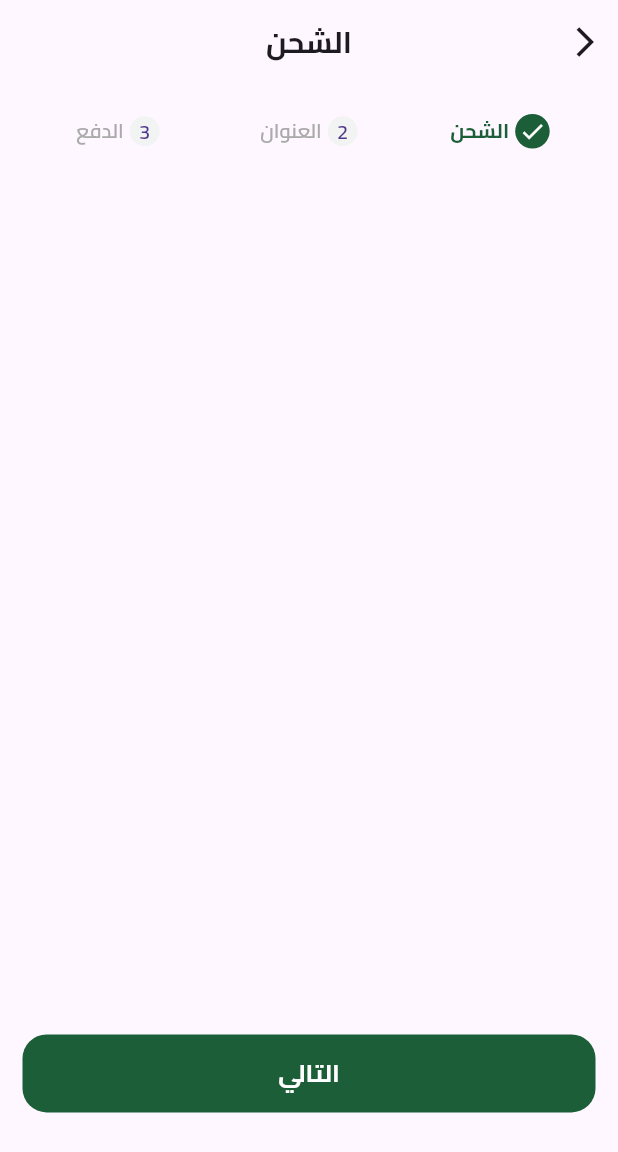
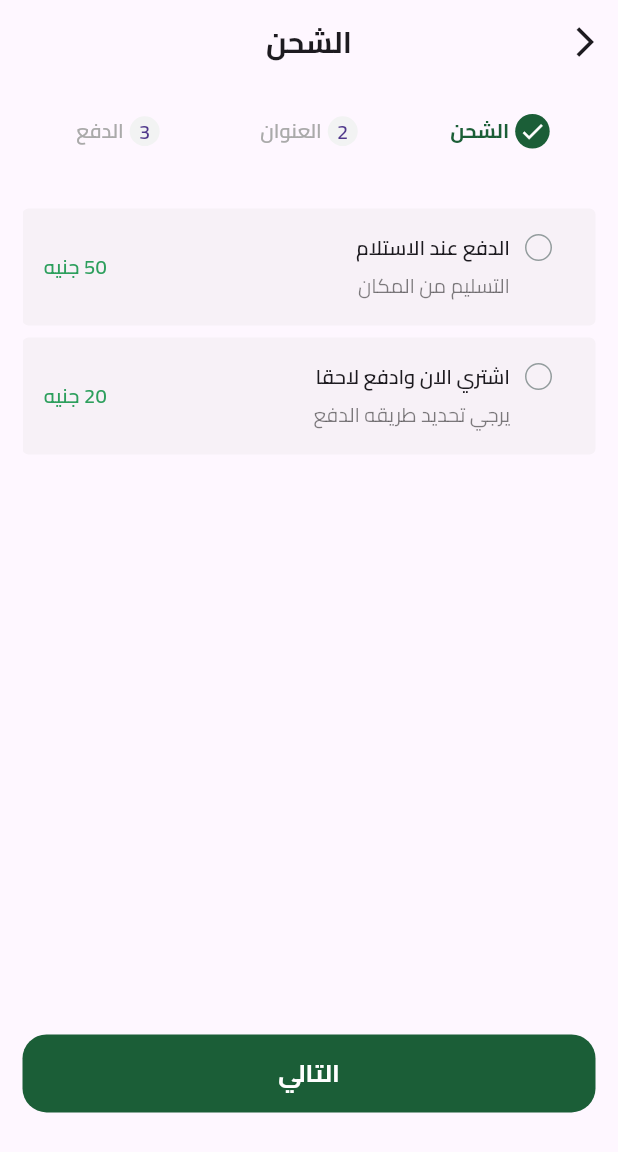
Before and after one commit to Alaanaser714/E-Commerce, a Flutter app: the CheckoutScreen screen opened by its route, on a phone screen of 412 x 824 dp. Shown: the top 1152 px of the screen. Run offline on Flutter 3.47's test engine with Material 3 defaults, Android fonts, the phone set to English and light mode, and no system bars; our stand-ins replace bloc, cloud_firestore, dartz, equatable, firebase_auth, firebase_core and 8 more; missing offline and left inert: flutter_facebook_auth, svg_flutter; accounts and stored records are empty.

Commit message:
create shipping section

```diff
--- /dev/null
+++ b/lib/features/checkout/presentation/views/widgets/active_shipping_item_dot.dart
@@ -0,0 +1,21 @@
+import 'package:flutter/material.dart';
+
+class ActiveShippingItemDot extends StatelessWidget {
+  const ActiveShippingItemDot({
+    super.key,
+  });
+
+  @override
+  Widget build(BuildContext context) {
+    return Container(
+      width: 18,
+      height: 18,
+      decoration: const ShapeDecoration(
+        color: Color(0xFF1B5E37),
+        shape: OvalBorder(
+          side: BorderSide(width: 4, color: Colors.white),
+        ),
+      ),
+    );
+  }
+}
--- a/lib/features/checkout/presentation/views/widgets/checkout_page_view.dart
+++ b/lib/features/checkout/presentation/views/widgets/checkout_page_view.dart
@@ -1,3 +1,4 @@
+import 'package:e_commerce/features/checkout/presentation/views/widgets/shapping_section.dart';
 import 'package:flutter/material.dart';
 
 import 'checkout_steps.dart';
@@ -12,12 +13,23 @@ class ChekoutPageView extends StatelessWidget {
 
   @override
   Widget build(BuildContext context) {
-    return PageView.builder(
-        controller: pageController,
-        physics: NeverScrollableScrollPhysics(),
-        itemCount: getSteps().length,
-        itemBuilder: (context, index) {
-          return SizedBox();
-        });
+    return Padding(
+      padding: const EdgeInsets.symmetric(vertical: 20),
+      child: PageView.builder(
+          controller: pageController,
+          physics: NeverScrollableScrollPhysics(),
+          itemCount: getSteps().length,
+          itemBuilder: (context, index) {
+            return getPages()[index];
+          }),
+    );
+  }
+
+  List<Widget> getPages() {
+    return [
+      ShappingSection(),
+      SizedBox(),
+      SizedBox(),
+    ];
   }
 }
--- /dev/null
+++ b/lib/features/checkout/presentation/views/widgets/in_active_shipping_item_dot.dart
@@ -0,0 +1,20 @@
+import 'package:flutter/material.dart';
+
+class InActiveShippingItemDot extends StatelessWidget {
+  const InActiveShippingItemDot({
+    super.key,
+  });
+
+  @override
+  Widget build(BuildContext context) {
+    return Container(
+      width: 18,
+      height: 18,
+      decoration: const ShapeDecoration(
+        shape: OvalBorder(
+          side: BorderSide(width: 1, color: Color(0xFF949D9E)),
+        ),
+      ),
+    );
+  }
+}
--- /dev/null
+++ b/lib/features/checkout/presentation/views/widgets/shapping_section.dart
@@ -0,0 +1,48 @@
+import 'package:e_commerce/features/checkout/presentation/views/widgets/shipping_item.dart';
+import 'package:flutter/material.dart';
+
+class ShappingSection extends StatefulWidget {
+  const ShappingSection({super.key});
+
+  @override
+  State<ShappingSection> createState() => _ShappingSectionState();
+}
+
+class _ShappingSectionState extends State<ShappingSection> {
+  int selectedIndex = -1;
+  @override
+  Widget build(BuildContext context) {
+    return Column(
+      children: [
+        SizedBox(
+          height: 20,
+        ),
+        ShippingItem(
+          onTap: () {
+            setState(() {
+              selectedIndex = 0;
+            });
+          },
+          isSelected: selectedIndex == 0,
+          title: 'الدفع عند الاستلام',
+          subtitle: 'التسليم من المكان',
+          price: '50',
+        ),
+        SizedBox(
+          height: 8,
+        ),
+        ShippingItem(
+          onTap: () {
+            setState(() {
+              selectedIndex = 1;
+            });
+          },
+          isSelected: selectedIndex == 1,
+          title: 'اشتري الان وادفع لاحقا',
+          subtitle: 'يرجي تحديد طريقه الدفع',
+          price: '20',
+        )
+      ],
+    );
+  }
+}
--- /dev/null
+++ b/lib/features/checkout/presentation/views/widgets/shipping_item.dart
@@ -0,0 +1,88 @@
+import 'package:e_commerce/core/utils/app_styles.dart';
+import 'package:flutter/material.dart';
+
+import '../../../../../core/utils/app_colors.dart';
+import 'active_shipping_item_dot.dart';
+import 'in_active_shipping_item_dot.dart';
+
+class ShippingItem extends StatelessWidget {
+  const ShippingItem({
+    super.key,
+    required this.isSelected,
+    required this.title,
+    required this.subtitle,
+    required this.price,
+    this.onTap,
+  });
+
+  final bool isSelected;
+  final void Function()? onTap;
+
+  final String title, subtitle, price;
+
+  @override
+  Widget build(BuildContext context) {
+    return GestureDetector(
+      onTap: onTap,
+      child: AnimatedContainer(
+        duration: const Duration(milliseconds: 300),
+        padding: const EdgeInsets.only(
+          top: 16,
+          left: 13,
+          right: 28,
+          bottom: 16,
+        ),
+        clipBehavior: Clip.antiAlias,
+        decoration: ShapeDecoration(
+          color: const Color(0x33D9D9D9),
+          shape: RoundedRectangleBorder(
+            side: BorderSide(
+              color: isSelected ? AppColors.primaryColor : Colors.transparent,
+            ),
+            borderRadius: BorderRadius.circular(4),
+          ),
+        ),
+        child: IntrinsicHeight(
+          child: Row(
+            crossAxisAlignment: CrossAxisAlignment.start,
+            children: [
+              isSelected
+                  ? const ActiveShippingItemDot()
+                  : const InActiveShippingItemDot(),
+              const SizedBox(
+                width: 10,
+              ),
+              Column(
+                crossAxisAlignment: CrossAxisAlignment.start,
+                children: [
+                  Text(
+                    title,
+                    style: AppStyles.f13w600(context),
+                  ),
+                  const SizedBox(
+                    height: 6,
+                  ),
+                  Text(
+                    subtitle,
+                    textAlign: TextAlign.right,
+                    style: AppStyles.f13w400(context)
+                        .copyWith(color: Colors.black.withOpacity(.5)),
+                  )
+                ],
+              ),
+              const Spacer(),
+              Center(
+                child: Text(
+                  '$price جنيه',
+                  style: AppStyles.f13w600(context).copyWith(
+                    color: AppColors.secondColor,
+                  ),
+                ),
+              )
+            ],
+          ),
+        ),
+      ),
+    );
+  }
+}
```
